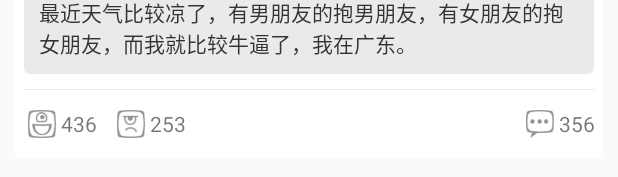
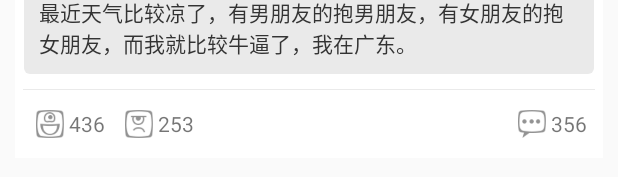
Before and after one commit to MicroAnswer/Qiqubaike, an Android app: the layout jinxuan_item_image.xml on its own in the app's theme, with its tools: preview values and no code run, on a phone screen of 412 x 824 dp. Shown: the part 663-840 px from the top of the screen. Run offline under Robolectric (Android 15) with nearby library versions, the phone set to English and light mode, and no system bars.

Commit message:
表情实现部分

```diff
--- a/app/src/main/res/layout/jinxuan_item_image.xml
+++ b/app/src/main/res/layout/jinxuan_item_image.xml
@@ -26,7 +26,7 @@
         android:id="@+id/circleImageView"
         android:layout_width="45dp"
         android:layout_height="45dp"
-            android:src="@color/colorPrimary" />
+        android:src="@color/colorPrimary"/>
 
     <!-- 用户昵称 -->
     <TextView
@@ -37,7 +37,7 @@
         android:layout_weight="1"
         android:maxLines="1"
         android:text="未知昵称"
-            android:textSize="16sp" />
+        android:textSize="16sp"/>
 
     <!-- 举报按钮 -->
     <TextView
@@ -48,23 +48,23 @@
         android:padding="3dp"
         android:text=" 举报 "
         android:textColor="@color/grayLight"
-            android:textSize="13sp" />
+        android:textSize="13sp"/>
 
   </LinearLayout>
 
   <!-- 文案内容 -->
   <TextView
+      android:id="@+id/textContext"
       android:layout_width="match_parent"
       android:layout_height="wrap_content"
+      android:lineSpacingExtra="6dp"
       android:paddingBottom="10dp"
       android:paddingLeft="10dp"
-        android:lineSpacingExtra="6dp"
       android:paddingRight="10dp"
-        android:id="@+id/textContext"
       android:paddingTop="5dp"
       android:text="看图，神评自己想想。"
       android:textColor="@color/grayDark"
-        android:textSize="16sp" />
+      android:textSize="16sp"/>
 
   <!-- 图片内容, [使用这个布局，因为要实现图片过长的时候，收缩显示] -->
   <answer.android.views.ExpandView
@@ -80,34 +80,34 @@
 
       <ImageView
           android:id="@+id/imageView"
-                android:scaleType="fitXY"
+          android:layout_width="match_parent"
+          android:layout_height="wrap_content"
           android:adjustViewBounds="true"
-                android:layout_width="match_parent"
-                android:layout_height="wrap_content" />
+          android:scaleType="fitXY"/>
 
       <LinearLayout
           android:id="@+id/see_more_pic"
           android:layout_width="match_parent"
           android:layout_height="45dp"
           android:layout_marginTop="235dp"
-                android:visibility="gone"
           android:background="#88000000"
           android:gravity="center"
           android:orientation="horizontal"
           android:paddingBottom="5dp"
-                android:paddingTop="5dp">
+          android:paddingTop="5dp"
+          android:visibility="gone">
 
         <ImageView
             android:layout_width="30dp"
             android:layout_height="30dp"
-                    android:src="@drawable/scal" />
+            android:src="@drawable/scal"/>
 
         <TextView
             android:layout_width="wrap_content"
             android:layout_height="wrap_content"
             android:layout_marginLeft="5dp"
             android:text="点击查看更多"
-                    android:textColor="@android:color/white" />
+            android:textColor="@android:color/white"/>
 
       </LinearLayout>
     </RelativeLayout>
@@ -139,7 +139,7 @@
       <ImageView
           android:layout_width="50dp"
           android:layout_height="35dp"
-                android:src="@drawable/ic_spl" />
+          android:src="@drawable/ic_spl"/>
 
       <TextView
           android:id="@+id/splname"
@@ -149,7 +149,7 @@
           android:layout_weight="1"
           android:text="小强"
           android:textColor="#de5025"
-                android:textSize="16sp" />
+          android:textSize="16sp"/>
 
       <LinearLayout
           android:id="@+id/splzhan"
@@ -164,14 +164,14 @@
             android:layout_width="25dp"
             android:layout_height="25dp"
             android:padding="3dp"
-                    android:src="@drawable/ic_zan" />
+            android:src="@drawable/ic_zan"/>
 
         <TextView
             android:id="@+id/splzancount"
             android:layout_width="wrap_content"
             android:layout_height="25dp"
             android:gravity="center"
-                    android:text="253" />
+            android:text="253"/>
       </LinearLayout>
     </LinearLayout>
 
@@ -184,7 +184,7 @@
         android:maxLines="5"
         android:text="最近天气比较凉了，有男朋友的抱男朋友，有女朋友的抱女朋友，而我就比较牛逼了，我在广东。"
         android:textColor="#333"
-            android:textSize="14sp" />
+        android:textSize="14sp"/>
 
 
   </LinearLayout>
@@ -195,7 +195,7 @@
       android:layout_height="0.5dp"
       android:layout_marginLeft="5dp"
       android:layout_marginRight="5dp"
-        android:background="#eaeaea" />
+      android:background="#eaeaea"/>
 
   <!-- 操作按钮 -->
   <LinearLayout
@@ -207,7 +207,9 @@
       android:layout_marginTop="10dp"
       android:baselineAligned="true"
       android:gravity="center_vertical"
-        android:orientation="horizontal">
+      android:orientation="horizontal"
+      android:paddingLeft="5dp"
+      android:paddingRight="5dp">
 
     <LinearLayout
         android:id="@+id/linearLayoutdiao"
@@ -222,14 +224,14 @@
           android:layout_width="25dp"
           android:layout_height="25dp"
           android:padding="3dp"
-                android:src="@drawable/ic_diao" />
+          android:src="@drawable/ic_diao"/>
 
       <TextView
           android:id="@+id/diaoCount"
           android:layout_width="wrap_content"
           android:layout_height="25dp"
           android:gravity="center"
-                android:text="436" />
+          android:text="436"/>
     </LinearLayout>
 
     <LinearLayout
@@ -246,20 +248,20 @@
           android:layout_width="25dp"
           android:layout_height="25dp"
           android:padding="3dp"
-                android:src="@drawable/ic_keng" />
+          android:src="@drawable/ic_keng"/>
 
       <TextView
           android:id="@+id/kengCount"
           android:layout_width="wrap_content"
           android:layout_height="25dp"
           android:gravity="center"
-                android:text="253" />
+          android:text="253"/>
     </LinearLayout>
 
     <View
         android:layout_width="0dp"
         android:layout_height="match_parent"
-            android:layout_weight="1" />
+        android:layout_weight="1"/>
 
     <LinearLayout
         android:id="@+id/linearLayoutpl"
@@ -274,14 +276,14 @@
           android:layout_width="25dp"
           android:layout_height="25dp"
           android:padding="3dp"
-                android:src="@drawable/ic_pl" />
+          android:src="@drawable/ic_pl"/>
 
       <TextView
           android:id="@+id/plcount"
           android:layout_width="wrap_content"
           android:layout_height="25dp"
           android:gravity="center"
-                android:text="356" />
+          android:text="356"/>
     </LinearLayout>
 
   </LinearLayout>
--- a/app/src/main/res/layout/jinxuan_item_text.xml
+++ b/app/src/main/res/layout/jinxuan_item_text.xml
@@ -157,6 +157,8 @@
       android:layout_width="match_parent"
       android:layout_height="wrap_content"
       android:layout_marginBottom="10dp"
+      android:paddingLeft="5dp"
+      android:paddingRight="5dp"
       android:layout_marginLeft="5dp"
       android:layout_marginRight="5dp"
       android:layout_marginTop="10dp"
--- a/app/src/main/res/layout/jinxuan_item_video.xml
+++ b/app/src/main/res/layout/jinxuan_item_video.xml
@@ -148,6 +148,8 @@
   <LinearLayout
       android:layout_width="match_parent"
       android:layout_height="wrap_content"
+      android:paddingLeft="5dp"
+      android:paddingRight="5dp"
       android:layout_marginLeft="5dp"
       android:layout_marginRight="5dp"
       android:layout_marginTop="10dp"
```
Also changed, not shown: app/src/main/java/com/microanswer/qiqubaike/fragment/JinXuanFragment.java (+20 -19 lines), app/src/main/java/com/microanswer/qiqubaike/other/Tool.java (added, +66 -0 lines), app/src/main/res/layout/jinxuan_item_gif.xml (+8 -6 lines). Lines whose indentation alone changed are shown as unchanged.
